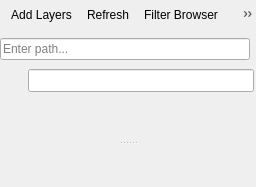
This is src/ui/qgsbrowserwidgetbase.ui in qgis/QGIS as Qt 5 draws it before an edit. The edited form follows.
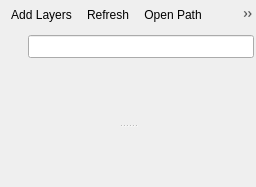
This is the edited form. Icons and pictures are not drawn. Custom widgets are drawn as their Qt base class.

Commit message: Refactor browser location bar to simple Open Path button

```diff
--- a/src/ui/qgsbrowserwidgetbase.ui
+++ b/src/ui/qgsbrowserwidgetbase.ui
@@ -42,48 +42,12 @@
       </property>
       <addaction name="mActionAddLayers"/>
       <addaction name="mActionRefresh"/>
+      <addaction name="mActionOpenPath"/>
       <addaction name="mActionShowFilter"/>
       <addaction name="mActionCollapse"/>
       <addaction name="mActionPropertiesWidget"/>
      </widget>
     </item>
-    <item>
-     <widget class="QWidget" name="mWidgetLocationBar" native="true">
-      <layout class="QHBoxLayout" name="horizontalLayoutLocationBar">
-       <property name="spacing">
-        <number>6</number>
-       </property>
-       <property name="leftMargin">
-        <number>0</number>
-       </property>
-       <property name="topMargin">
-        <number>3</number>
-       </property>
-       <property name="rightMargin">
-        <number>6</number>
-       </property>
-       <property name="bottomMargin">
-        <number>3</number>
-       </property>
-       <item>
-        <widget class="QLineEdit" name="mLeLocationBar">
-         <property name="sizePolicy">
-          <sizepolicy hsizetype="Expanding" vsizetype="Fixed">
-           <horstretch>0</horstretch>
-           <verstretch>0</verstretch>
-          </sizepolicy>
-         </property>
-         <property name="toolTip">
-          <string>Enter a file path to navigate directly to that location</string>
-         </property>
-         <property name="placeholderText">
-          <string>Enter path...</string>
-         </property>
-        </widget>
-       </item>
-      </layout>
-     </widget>
-    </item>
     <item>
      <widget class="QWidget" name="mWidgetFilter" native="true">
       <layout class="QHBoxLayout" name="horizontalLayout">
@@ -291,6 +255,18 @@
     <string>Enable/disable properties widget</string>
    </property>
   </action>
+  <action name="mActionOpenPath">
+   <property name="icon">
+    <iconset resource="../../images/images.qrc">
+     <normaloff>:/images/themes/default/mActionFileOpen.svg</normaloff>:/images/themes/default/mActionFileOpen.svg</iconset>
+   </property>
+   <property name="text">
+    <string>Open Path</string>
+   </property>
+   <property name="toolTip">
+    <string>Navigate to a specific path</string>
+   </property>
+  </action>
  </widget>
  <customwidgets>
   <customwidget>
```
The commit also changes 2 other files.
